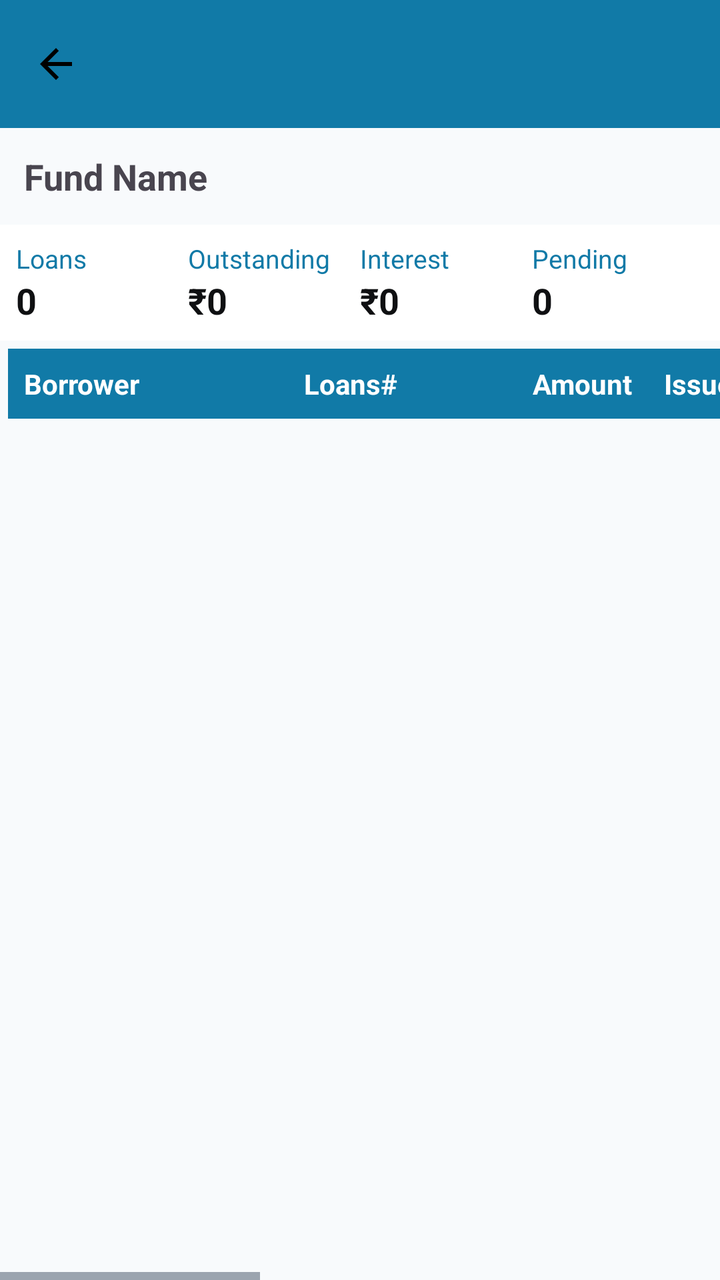
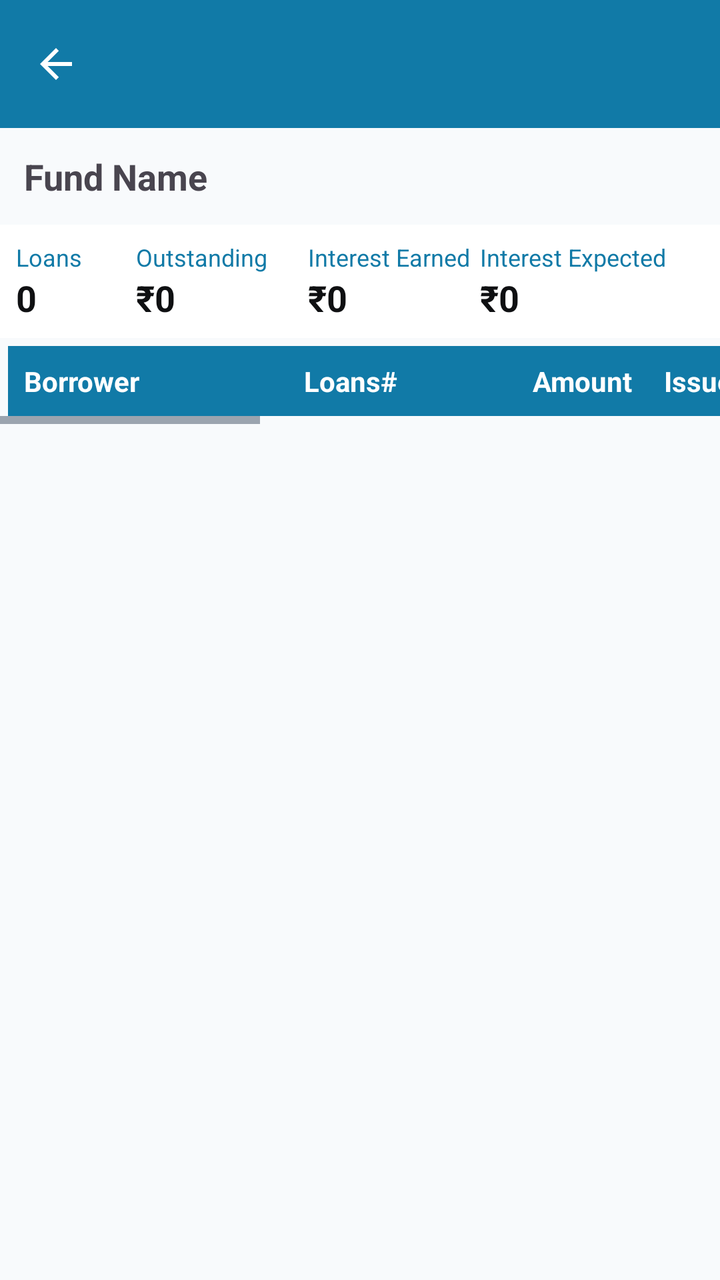

Compare the two renders of this Android layout. The source of the first and the diff that turns it into the second are given below.
<!-- AndroidManifest.xml: application theme Theme.ApnaFund -->
<!-- res/layout/fragment_fund_loan_summary.xml -->
<?xml version="1.0" encoding="utf-8"?>
<androidx.constraintlayout.widget.ConstraintLayout
    xmlns:android="http://schemas.android.com/apk/res/android"
    xmlns:app="http://schemas.android.com/apk/res-auto"
    android:layout_width="match_parent"
    android:layout_height="match_parent">

    

    <com.google.android.material.appbar.MaterialToolbar
        android:id="@+id/toolbar"
        android:layout_width="match_parent"
        android:layout_height="?attr/actionBarSize"
        style="@style/ApnaFund.Toolbar"
        android:title="@string/text_fund_loan_summary"
        app:navigationIconTint="@color/black"
        app:navigationIcon="@drawable/ic_back_arrow"
        app:layout_constraintTop_toTopOf="parent"
        app:layout_constraintStart_toStartOf="parent"
        app:layout_constraintEnd_toEndOf="parent"/>


    

    <TextView
        android:id="@+id/text_fund_name"
        android:layout_width="0dp"
        android:layout_height="wrap_content"
        android:text="@string/header_view_fund_name"
        android:textSize="18sp"
        android:textStyle="bold"
        android:padding="12dp"
        app:layout_constraintTop_toBottomOf="@id/toolbar"
        app:layout_constraintStart_toStartOf="parent"
        app:layout_constraintEnd_toEndOf="parent"/>


    

    <LinearLayout
        android:id="@+id/summary_panel"
        android:layout_width="0dp"
        android:layout_height="wrap_content"
        android:background="?attr/colorSurface"
        android:orientation="horizontal"
        android:padding="8dp"
        android:weightSum="4"
        app:layout_constraintTop_toBottomOf="@id/text_fund_name"
        app:layout_constraintStart_toStartOf="parent"
        app:layout_constraintEnd_toEndOf="parent">

        

        <LinearLayout
            android:layout_width="0dp"
            android:layout_height="wrap_content"
            android:layout_weight="1"
            android:gravity="start"
            android:orientation="vertical">

            <TextView
                android:layout_width="wrap_content"
                android:layout_height="wrap_content"
                android:text="@string/text_loans_header"
                android:textSize="13sp"
                android:textColor="?attr/colorPrimary"/>

            <TextView
                android:id="@+id/text_total_loans"
                android:layout_width="wrap_content"
                android:layout_height="wrap_content"
                android:text="@string/text_zero"
                android:textSize="18sp"
                android:textStyle="bold"
                android:textColor="?attr/colorOnSurface"/>
        </LinearLayout>


        

        <LinearLayout
            android:layout_width="0dp"
            android:layout_height="wrap_content"
            android:layout_weight="1"
            android:gravity="start"
            android:orientation="vertical">

            <TextView
                android:layout_width="wrap_content"
                android:layout_height="wrap_content"
                android:text="@string/text_outstanding"
                android:textSize="13sp"
                android:textColor="?attr/colorPrimary"/>

            <TextView
                android:id="@+id/text_total_outstanding"
                android:layout_width="wrap_content"
                android:layout_height="wrap_content"
                android:text="@string/text_zero_amount"
                android:textSize="18sp"
                android:textStyle="bold"
                android:textColor="?attr/colorOnSurface"/>
        </LinearLayout>


        

        <LinearLayout
            android:layout_width="0dp"
            android:layout_height="wrap_content"
            android:layout_weight="1"
            android:gravity="start"
            android:orientation="vertical">

            <TextView
                android:layout_width="wrap_content"
                android:layout_height="wrap_content"
                android:text="@string/text_interest"
                android:textSize="13sp"
                android:textColor="?attr/colorPrimary"/>

            <TextView
                android:id="@+id/text_total_interest"
                android:layout_width="wrap_content"
                android:layout_height="wrap_content"
                android:text="@string/text_zero_amount"
                android:textSize="18sp"
                android:textStyle="bold"
                android:textColor="?attr/colorOnSurface"/>
        </LinearLayout>


        

        <LinearLayout
            android:layout_width="0dp"
            android:layout_height="wrap_content"
            android:layout_weight="1"
            android:gravity="start"
            android:orientation="vertical">

            <TextView
                android:layout_width="wrap_content"
                android:layout_height="wrap_content"
                android:text="@string/heading_pending"
                android:textSize="13sp"
                android:textColor="?attr/colorPrimary"/>

            <TextView
                android:id="@+id/text_pending_loans"
                android:layout_width="wrap_content"
                android:layout_height="wrap_content"
                android:text="@string/text_zero"
                android:textSize="18sp"
                android:textStyle="bold"
                android:textColor="?attr/colorOnSurface"/>
        </LinearLayout>

    </LinearLayout>


    

    

    <HorizontalScrollView
        android:id="@+id/scroll_table"
        android:layout_width="0dp"
        android:layout_height="0dp"
        android:scrollbars="horizontal"
        android:fillViewport="false"
        android:fadeScrollbars="false"
        app:layout_constraintTop_toBottomOf="@id/summary_panel"
        app:layout_constraintBottom_toBottomOf="parent"
        app:layout_constraintStart_toStartOf="parent"
        app:layout_constraintEnd_toEndOf="parent">

        <TableLayout
            android:id="@+id/table_loans"
            android:layout_width="wrap_content"
            android:layout_height="wrap_content"
            android:padding="4dp">

            

            <TableRow
                android:layout_width="wrap_content"
                android:layout_height="wrap_content">

                <TextView
                    android:layout_width="wrap_content"
                    android:layout_height="wrap_content"
                    android:minWidth="140dp"
                    android:background="@drawable/table_cell_shape"
                    android:textColor="?attr/colorOnPrimary"
                    android:backgroundTint="?attr/colorPrimary"
                    android:text="@string/text_borrower"
                    android:textStyle="bold"
                    android:padding="8dp"/>

                <TextView
                    android:layout_width="wrap_content"
                    android:layout_height="wrap_content"
                    android:minWidth="80dp"
                    android:background="@drawable/table_cell_shape"
                    android:textColor="?attr/colorOnPrimary"
                    android:backgroundTint="?attr/colorPrimary"
                    android:text="@string/text_loan_num"
                    android:textStyle="bold"
                    android:padding="8dp"/>

                <TextView
                    android:layout_width="wrap_content"
                    android:layout_height="wrap_content"
                    android:minWidth="100dp"
                    android:background="@drawable/table_cell_shape"
                    android:textColor="?attr/colorOnPrimary"
                    android:backgroundTint="?attr/colorPrimary"
                    android:text="@string/text_amount"
                    android:textStyle="bold"
                    android:gravity="end"
                    android:padding="8dp"/>

                <TextView
                    android:layout_width="wrap_content"
                    android:layout_height="wrap_content"
                    android:minWidth="100dp"
                    android:background="@drawable/table_cell_shape"
                    android:textColor="?attr/colorOnPrimary"
                    android:backgroundTint="?attr/colorPrimary"
                    android:text="@string/text_issued"
                    android:textStyle="bold"
                    android:padding="8dp"/>

                <TextView
                    android:layout_width="wrap_content"
                    android:layout_height="wrap_content"
                    android:minWidth="110dp"
                    android:background="@drawable/table_cell_shape"
                    android:textColor="?attr/colorOnPrimary"
                    android:backgroundTint="?attr/colorPrimary"
                    android:text="@string/text_principal"
                    android:textStyle="bold"
                    android:gravity="end"
                    android:padding="8dp"/>

                <TextView
                    android:layout_width="wrap_content"
                    android:layout_height="wrap_content"
                    android:minWidth="110dp"
                    android:background="@drawable/table_cell_shape"
                    android:textColor="?attr/colorOnPrimary"
                    android:backgroundTint="?attr/colorPrimary"
                    android:text="@string/text_interest"
                    android:textStyle="bold"
                    android:gravity="end"
                    android:padding="8dp"/>

                <TextView
                    android:layout_width="wrap_content"
                    android:layout_height="wrap_content"
                    android:minWidth="100dp"
                    android:background="@drawable/table_cell_shape"
                    android:textColor="?attr/colorOnPrimary"
                    android:backgroundTint="?attr/colorPrimary"
                    android:text="@string/text_status"
                    android:textStyle="bold"
                    android:padding="8dp"/>

                <TextView
                    android:layout_width="wrap_content"
                    android:layout_height="wrap_content"
                    android:minWidth="110dp"
                    android:background="@drawable/table_cell_shape"
                    android:textColor="?attr/colorOnPrimary"
                    android:backgroundTint="?attr/colorPrimary"
                    android:text="@string/text_workflow"
                    android:textStyle="bold"
                    android:padding="8dp"/>

                <TextView
                    android:layout_width="wrap_content"
                    android:layout_height="wrap_content"
                    android:minWidth="140dp"
                    android:background="@drawable/table_cell_shape"
                    android:textColor="?attr/colorOnPrimary"
                    android:backgroundTint="?attr/colorPrimary"
                    android:text="@string/label_action"
                    android:textStyle="bold"
                    android:gravity="center"
                    android:padding="8dp"/>

            </TableRow>

        </TableLayout>

    </HorizontalScrollView>

</androidx.constraintlayout.widget.ConstraintLayout>
<!-- resources referenced by this layout -->
<resources>
  <color name="black">#FF000000</color>
  <!-- drawable ic_back_arrow (drawable) -->
  <vector xmlns:android="http://schemas.android.com/apk/res/android" android:autoMirrored="true" android:height="24dp" android:tint="#000000" android:viewportHeight="24" android:viewportWidth="24" android:width="24dp">
        
      <path android:fillColor="@android:color/white" android:pathData="M20,11H7.83l5.59,-5.59L12,4l-8,8 8,8 1.41,-1.41L7.83,13H20v-2z"/>
      
  </vector>
  <!-- drawable table_cell_shape (drawable) -->
  <?xml version="1.0" encoding="utf-8"?>
  <shape
      xmlns:android="http://schemas.android.com/apk/res/android"
      android:shape= "rectangle"  >
      <solid android:color="#000"/>
      <stroke android:width="1dp"  android:color="#ff9"/>
  </shape>
  <string name="header_view_fund_name">Fund Name</string>
  <string name="heading_pending">Pending</string>
  <string name="label_action">Action</string>
  <string name="text_amount">Amount</string>
  <string name="text_borrower">Borrower</string>
  <string name="text_fund_loan_summary">Fund Loans Summary</string>
  <string name="text_interest">Interest</string>
  <string name="text_issued">Issued</string>
  <string name="text_loan_num">Loans#</string>
  <string name="text_loans_header">Loans</string>
  <string name="text_outstanding">Outstanding</string>
  <string name="text_principal">Curr Principal</string>
  <string name="text_status">Status</string>
  <string name="text_workflow">Workflow</string>
  <string name="text_zero">0</string>
  <string name="text_zero_amount">₹0</string>
  <style name="ApnaFund.Toolbar" parent="Widget.Material3.Toolbar">
          <item name="android:background">?attr/colorPrimary</item>
          <item name="titleTextColor">?attr/colorOnPrimary</item>
          <item name="navigationIconTint">?attr/colorOnPrimary</item>
          <item name="android:elevation">4dp</item>
      </style>
  <style name="Theme.ApnaFund" parent="Base.Theme.ApnaFund" />
  <style name="Base.Theme.ApnaFund" parent="Theme.Material3.DayNight.NoActionBar">
          
          
          <item name="colorSecondary">#00ACC1</item> 
          <item name="colorTertiary">#FDD835</item> 
          
          <item name="android:colorBackground">@color/background</item>
  
          
          <item name="colorSurface">@color/surface</item>
          <item name="colorOnSurface">@color/text_primary</item>
          <item name="colorSurfaceVariant">@color/surface_variant</item>
  
          
          <item name="colorPrimary">@color/blue_dark</item>
          <item name="colorOnPrimary">@color/on_primary</item>
  
          
          <item name="android:textColorPrimary">@color/text_primary</item>
          <item name="android:textColorSecondary">@color/text_secondary</item>
      </style>
  <color name="background">#F8FAFC</color>
  <color name="surface">#FFFFFF</color>
  <color name="text_primary">#0F1012</color>
  <color name="surface_variant">#E2E8F0</color>
  <color name="blue_dark">#117AA7</color>
  <color name="on_primary">#FFFFFF</color>
  <color name="text_secondary">#475569</color>
</resources>

<!-- the commit's change to res/layout/fragment_fund_loan_summary.xml (unified diff, before → after) -->
@@ -13,7 +13,6 @@
         android:layout_height="?attr/actionBarSize"
         style="@style/ApnaFund.Toolbar"
         android:title="@string/text_fund_loan_summary"
-        app:navigationIconTint="@color/black"
         app:navigationIcon="@drawable/ic_back_arrow"
         app:layout_constraintTop_toTopOf="parent"
         app:layout_constraintStart_toStartOf="parent"
@@ -54,7 +53,7 @@
         <LinearLayout
             android:layout_width="0dp"
             android:layout_height="wrap_content"
-            android:layout_weight="1"
+            android:layout_weight=".7"
             android:gravity="start"
             android:orientation="vertical">
 
@@ -62,7 +61,7 @@
                 android:layout_width="wrap_content"
                 android:layout_height="wrap_content"
                 android:text="@string/text_loans_header"
-                android:textSize="13sp"
+                android:textSize="12sp"
                 android:textColor="?attr/colorPrimary"/>
 
             <TextView
@@ -89,7 +88,7 @@
                 android:layout_width="wrap_content"
                 android:layout_height="wrap_content"
                 android:text="@string/text_outstanding"
-                android:textSize="13sp"
+                android:textSize="12sp"
                 android:textColor="?attr/colorPrimary"/>
 
             <TextView
@@ -115,8 +114,8 @@
             <TextView
                 android:layout_width="wrap_content"
                 android:layout_height="wrap_content"
-                android:text="@string/text_interest"
-                android:textSize="13sp"
+                android:text="@string/text_interest_earned"
+                android:textSize="12sp"
                 android:textColor="?attr/colorPrimary"/>
 
             <TextView
@@ -135,22 +134,22 @@
         <LinearLayout
             android:layout_width="0dp"
             android:layout_height="wrap_content"
-            android:layout_weight="1"
+            android:layout_weight="1.3"
             android:gravity="start"
             android:orientation="vertical">
 
             <TextView
                 android:layout_width="wrap_content"
                 android:layout_height="wrap_content"
-                android:text="@string/heading_pending"
-                android:textSize="13sp"
+                android:text="Interest Expected"
+                android:textSize="12sp"
                 android:textColor="?attr/colorPrimary"/>
 
             <TextView
-                android:id="@+id/text_pending_loans"
-                android:layout_width="wrap_content"
-                android:layout_height="wrap_content"
-                android:text="@string/text_zero"
+                android:id="@+id/text_total_exp_interest"
+                android:layout_width="wrap_content"
+                android:layout_height="wrap_content"
+                android:text="@string/text_zero_amount"
                 android:textSize="18sp"
                 android:textStyle="bold"
                 android:textColor="?attr/colorOnSurface"/>
@@ -162,19 +161,24 @@
     
 
     
-
-    <HorizontalScrollView
-        android:id="@+id/scroll_table"
+    <androidx.core.widget.NestedScrollView
         android:layout_width="0dp"
         android:layout_height="0dp"
-        android:scrollbars="horizontal"
-        android:fillViewport="false"
+        android:scrollbars="vertical"
         android:fadeScrollbars="false"
         app:layout_constraintTop_toBottomOf="@id/summary_panel"
         app:layout_constraintBottom_toBottomOf="parent"
         app:layout_constraintStart_toStartOf="parent"
         app:layout_constraintEnd_toEndOf="parent">
 
+    <HorizontalScrollView
+        android:id="@+id/scroll_table"
+        android:layout_width="wrap_content"
+        android:layout_height="wrap_content"
+        android:scrollbars="horizontal"
+        android:fillViewport="true"
+        android:fadeScrollbars="false">
+
         <TableLayout
             android:id="@+id/table_loans"
             android:layout_width="wrap_content"
@@ -295,5 +299,6 @@
         </TableLayout>
 
     </HorizontalScrollView>
+    </androidx.core.widget.NestedScrollView>
 
 </androidx.constraintlayout.widget.ConstraintLayout>
<!-- resource entries referenced after the edit -->
@@ -1,6 +1,5 @@
 <!-- resources referenced by this layout -->
 <resources>
-  <color name="black">#FF000000</color>
   <!-- drawable ic_back_arrow (drawable) -->
   <vector xmlns:android="http://schemas.android.com/apk/res/android" android:autoMirrored="true" android:height="24dp" android:tint="#000000" android:viewportHeight="24" android:viewportWidth="24" android:width="24dp">
         
@@ -16,12 +15,12 @@
       <stroke android:width="1dp"  android:color="#ff9"/>
   </shape>
   <string name="header_view_fund_name">Fund Name</string>
-  <string name="heading_pending">Pending</string>
   <string name="label_action">Action</string>
   <string name="text_amount">Amount</string>
   <string name="text_borrower">Borrower</string>
   <string name="text_fund_loan_summary">Fund Loans Summary</string>
   <string name="text_interest">Interest</string>
+  <string name="text_interest_earned">Interest Earned</string>
   <string name="text_issued">Issued</string>
   <string name="text_loan_num">Loans#</string>
   <string name="text_loans_header">Loans</string>
